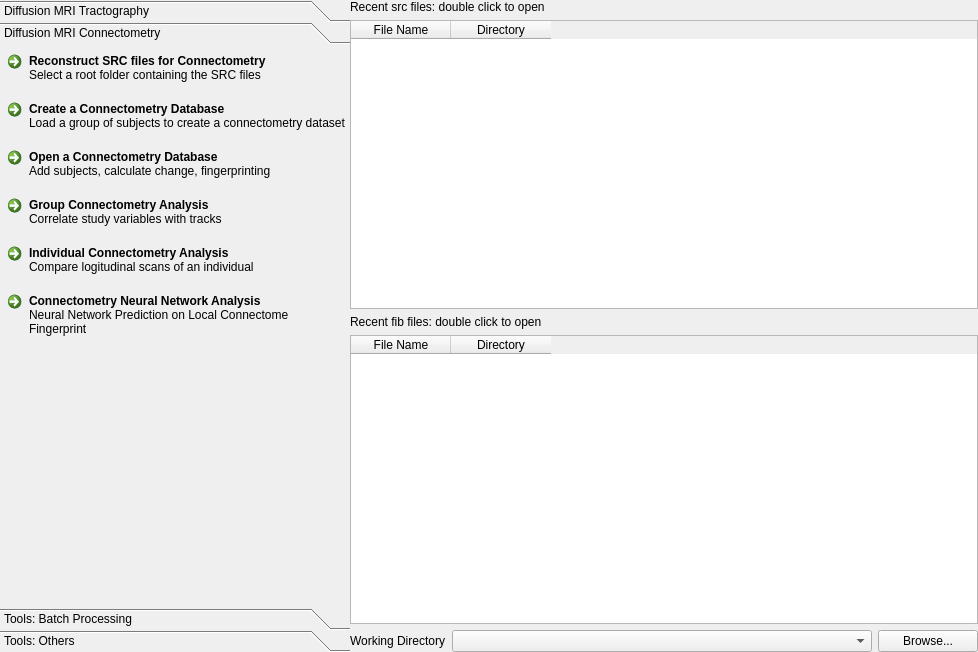
This is mainwindow.ui in frankyeh/DSI-Studio as Qt 5 draws it before an edit. The edited form follows.
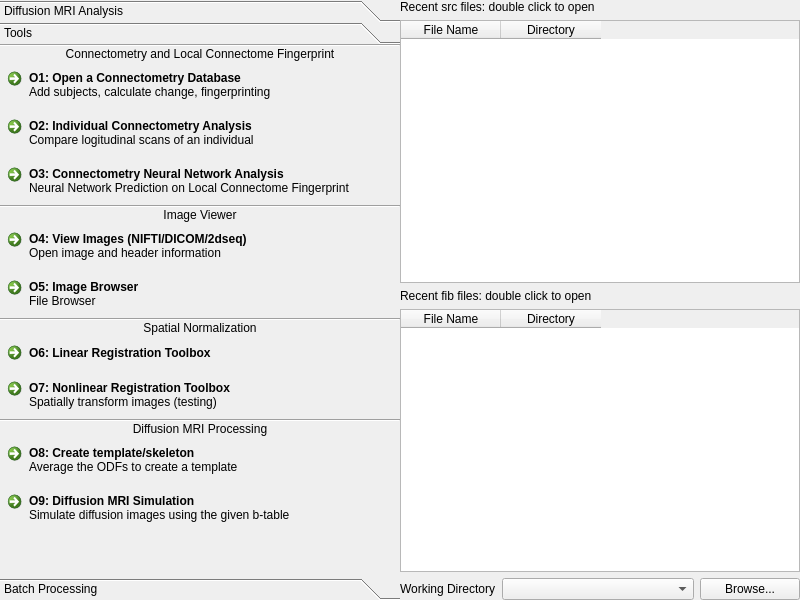
This is the edited form. The open tabs and pages were chosen to show the change. Icons and pictures are not drawn.

The edit to the form file:
```diff
--- a/mainwindow.ui
+++ b/mainwindow.ui
@@ -6,8 +6,8 @@
    <rect>
     <x>0</x>
     <y>0</y>
-    <width>978</width>
-    <height>652</height>
+    <width>800</width>
+    <height>600</height>
    </rect>
   </property>
   <property name="font">
@@ -49,7 +49,7 @@
      <widget class="QToolBox" name="toolBox">
       <property name="maximumSize">
        <size>
-        <width>350</width>
+        <width>400</width>
         <height>16777215</height>
        </size>
       </property>
@@ -69,7 +69,7 @@
         </rect>
        </property>
        <attribute name="label">
-        <string>Diffusion MRI Tractography</string>
+        <string>Diffusion MRI Analysis</string>
        </attribute>
        <layout class="QVBoxLayout" name="verticalLayout_6">
         <property name="spacing">
@@ -134,40 +134,10 @@
           </property>
          </spacer>
         </item>
-       </layout>
-      </widget>
-      <widget class="QWidget" name="page_2">
-       <property name="geometry">
-        <rect>
-         <x>0</x>
-         <y>0</y>
-         <width>350</width>
-         <height>556</height>
-        </rect>
-       </property>
-       <attribute name="label">
-        <string>Diffusion MRI Connectometry</string>
-       </attribute>
-       <layout class="QVBoxLayout" name="verticalLayout_7">
-        <property name="spacing">
-         <number>0</number>
-        </property>
-        <property name="leftMargin">
-         <number>0</number>
-        </property>
-        <property name="topMargin">
-         <number>0</number>
-        </property>
-        <property name="rightMargin">
-         <number>0</number>
-        </property>
-        <property name="bottomMargin">
-         <number>0</number>
-        </property>
         <item>
          <widget class="QCommandLinkButton" name="ReconstructSRC">
           <property name="text">
-           <string>Reconstruct SRC files for Connectometry</string>
+           <string>Step C1: Reconstruct SRC files for Connectometry</string>
           </property>
           <property name="description">
            <string>Select a root folder containing the SRC files</string>
@@ -177,27 +147,17 @@
         <item>
          <widget class="QCommandLinkButton" name="vbc">
           <property name="text">
-           <string>Create a Connectometry Database</string>
+           <string>Step C2: Create a Connectometry Database</string>
           </property>
           <property name="description">
            <string>Load a group of subjects to create a connectometry dataset</string>
           </property>
          </widget>
         </item>
-        <item>
-         <widget class="QCommandLinkButton" name="open_db">
-          <property name="text">
-           <string>Open a Connectometry Database</string>
-          </property>
-          <property name="description">
-           <string>Add subjects, calculate change, fingerprinting</string>
-          </property>
-         </widget>
-        </item>
         <item>
          <widget class="QCommandLinkButton" name="group_connectometry">
           <property name="text">
-           <string>Group Connectometry Analysis</string>
+           <string>Step C3: Group Connectometry Analysis</string>
           </property>
           <property name="description">
            <string>Correlate study variables with tracks</string>
@@ -205,9 +165,106 @@
          </widget>
         </item>
         <item>
+         <widget class="Line" name="line_3">
+          <property name="orientation">
+           <enum>Qt::Horizontal</enum>
+          </property>
+         </widget>
+        </item>
+        <item>
+         <widget class="QLabel" name="label_10">
+          <property name="text">
+           <string>Quality Control</string>
+          </property>
+          <property name="alignment">
+           <set>Qt::AlignCenter</set>
+          </property>
+         </widget>
+        </item>
+        <item>
+         <widget class="QCommandLinkButton" name="SRC_qc">
+          <property name="text">
+           <string>QC1: SRC files Quality Control</string>
+          </property>
+          <property name="description">
+           <string>Select a root directory that stores subjects SRC file and run a quality check on them</string>
+          </property>
+         </widget>
+        </item>
+        <item>
+         <spacer name="verticalSpacer_4">
+          <property name="orientation">
+           <enum>Qt::Vertical</enum>
+          </property>
+          <property name="sizeHint" stdset="0">
+           <size>
+            <width>20</width>
+            <height>40</height>
+           </size>
+          </property>
+         </spacer>
+        </item>
+       </layout>
+      </widget>
+      <widget class="QWidget" name="page_2">
+       <property name="geometry">
+        <rect>
+         <x>0</x>
+         <y>0</y>
+         <width>383</width>
+         <height>548</height>
+        </rect>
+       </property>
+       <attribute name="label">
+        <string>Tools</string>
+       </attribute>
+       <layout class="QVBoxLayout" name="verticalLayout_7">
+        <property name="spacing">
+         <number>0</number>
+        </property>
+        <property name="leftMargin">
+         <number>0</number>
+        </property>
+        <property name="topMargin">
+         <number>0</number>
+        </property>
+        <property name="rightMargin">
+         <number>0</number>
+        </property>
+        <property name="bottomMargin">
+         <number>0</number>
+        </property>
+        <item>
+         <widget class="Line" name="line">
+          <property name="orientation">
+           <enum>Qt::Horizontal</enum>
+          </property>
+         </widget>
+        </item>
+        <item>
+         <widget class="QLabel" name="label_6">
+          <property name="text">
+           <string>Connectometry and Local Connectome Fingerprint</string>
+          </property>
+          <property name="alignment">
+           <set>Qt::AlignCenter</set>
+          </property>
+         </widget>
+        </item>
+        <item>
+         <widget class="QCommandLinkButton" name="open_db">
+          <property name="text">
+           <string>O1: Open a Connectometry Database</string>
+          </property>
+          <property name="description">
+           <string>Add subjects, calculate change, fingerprinting</string>
+          </property>
+         </widget>
+        </item>
+        <item>
          <widget class="QCommandLinkButton" name="individual_connectometry">
           <property name="text">
-           <string>Individual Connectometry Analysis</string>
+           <string>O2: Individual Connectometry Analysis</string>
           </property>
           <property name="description">
            <string>Compare logitudinal scans of an individual</string>
@@ -217,13 +274,121 @@
         <item>
          <widget class="QCommandLinkButton" name="connectometry_nn">
           <property name="text">
-           <string>Connectometry Neural Network Analysis</string>
+           <string>O3: Connectometry Neural Network Analysis</string>
           </property>
           <property name="description">
            <string>Neural Network Prediction on Local Connectome Fingerprint</string>
           </property>
          </widget>
         </item>
+        <item>
+         <widget class="Line" name="line_2">
+          <property name="orientation">
+           <enum>Qt::Horizontal</enum>
+          </property>
+         </widget>
+        </item>
+        <item>
+         <widget class="QLabel" name="label_7">
+          <property name="text">
+           <string>Image Viewer</string>
+          </property>
+          <property name="alignment">
+           <set>Qt::AlignCenter</set>
+          </property>
+         </widget>
+        </item>
+        <item>
+         <widget class="QCommandLinkButton" name="view_image">
+          <property name="text">
+           <string>O4: View Images (NIFTI/DICOM/2dseq)</string>
+          </property>
+          <property name="description">
+           <string>Open image and header information</string>
+          </property>
+         </widget>
+        </item>
+        <item>
+         <widget class="QCommandLinkButton" name="bruker_browser">
+          <property name="text">
+           <string>O5: Image Browser</string>
+          </property>
+          <property name="description">
+           <string>File Browser</string>
+          </property>
+         </widget>
+        </item>
+        <item>
+         <widget class="Line" name="line_5">
+          <property name="orientation">
+           <enum>Qt::Horizontal</enum>
+          </property>
+         </widget>
+        </item>
+        <item>
+         <widget class="QLabel" name="label_8">
+          <property name="text">
+           <string>Spatial Normalization</string>
+          </property>
+          <property name="alignment">
+           <set>Qt::AlignCenter</set>
+          </property>
+         </widget>
+        </item>
+        <item>
+         <widget class="QCommandLinkButton" name="linear_reg">
+          <property name="text">
+           <string>O6: Linear Registration Toolbox</string>
+          </property>
+         </widget>
+        </item>
+        <item>
+         <widget class="QCommandLinkButton" name="nonlinear_reg">
+          <property name="text">
+           <string>O7: Nonlinear Registration Toolbox</string>
+          </property>
+          <property name="description">
+           <string>Spatially transform images (testing)</string>
+          </property>
+         </widget>
+        </item>
+        <item>
+         <widget class="Line" name="line_6">
+          <property name="orientation">
+           <enum>Qt::Horizontal</enum>
+          </property>
+         </widget>
+        </item>
+        <item>
+         <widget class="QLabel" name="label_9">
+          <property name="text">
+           <string>Diffusion MRI Processing</string>
+          </property>
+          <property name="alignment">
+           <set>Qt::AlignCenter</set>
+          </property>
+         </widget>
+        </item>
+        <item>
+         <widget class="QCommandLinkButton" name="averagefib">
+          <property name="text">
+           <string>O8: Create template/skeleton</string>
+          </property>
+          <property name="description">
+           <string>Average the ODFs to create a template</string>
+          </property>
+         </widget>
+        </item>
+        <item>
+         <widget class="QCommandLinkButton" name="simulateMRI">
+          <property name="text">
+           <string>O9: Diffusion MRI Simulation</string>
+          </property>
+          <property name="description">
+           <string>Simulate diffusion images using the given b-table</string>
+          </property>
+         </widget>
+        </item>
         <item>
          <spacer name="verticalSpacer_3">
           <property name="orientation">
@@ -249,7 +414,7 @@
         </rect>
        </property>
        <attribute name="label">
-        <string>Tools: Batch Processing</string>
+        <string>Batch Processing</string>
        </attribute>
        <layout class="QVBoxLayout" name="verticalLayout_8">
         <property name="spacing">
@@ -421,91 +586,6 @@
         </item>
        </layout>
       </widget>
-      <widget class="QWidget" name="page_4">
-       <property name="geometry">
-        <rect>
-         <x>0</x>
-         <y>0</y>
-         <width>350</width>
-         <height>556</height>
-        </rect>
-       </property>
-       <attribute name="label">
-        <string>Tools: Others</string>
-       </attribute>
-       <layout class="QVBoxLayout" name="verticalLayout">
-        <item>
-         <widget class="QCommandLinkButton" name="view_image">
-          <property name="text">
-           <string>View Images (NIFTI/DICOM/2dseq)</string>
-          </property>
-          <property name="description">
-           <string>Open image and header information</string>
-          </property>
-         </widget>
-        </item>
-        <item>
-         <widget class="QCommandLinkButton" name="simulateMRI">
-          <property name="text">
-           <string>Diffusion MRI Simulation</string>
-          </property>
-          <property name="description">
-           <string>Simulate diffusion images using the given b-table</string>
-          </property>
-         </widget>
-        </item>
-        <item>
-         <widget class="QCommandLinkButton" name="averagefib">
-          <property name="text">
-           <string>Create template/skeleton</string>
-          </property>
-          <property name="description">
-           <string>Average the ODFs to create a template or skeleton. You need to use QSDR to reconstruct src files and check &quot;output ODF&quot; in the reconstruction.</string>
-          </property>
-         </widget>
-        </item>
-        <item>
-         <widget class="QCommandLinkButton" name="bruker_browser">
-          <property name="text">
-           <string>Image Browser</string>
-          </property>
-          <property name="description">
-           <string>File Browser (testing)</string>
-          </property>
-         </widget>
-        </item>
-        <item>
-         <widget class="QCommandLinkButton" name="linear_reg">
-          <property name="text">
-           <string>Linear Registration Toolbox</string>
-          </property>
-         </widget>
-        </item>
-        <item>
-         <widget class="QCommandLinkButton" name="nonlinear_reg">
-          <property name="text">
-           <string>Nonlinear Registration Toolbox</string>
-          </property>
-          <property name="description">
-           <string>Spatially transform images (testing)</string>
-          </property>
-         </widget>
-        </item>
-        <item>
-         <spacer name="verticalSpacer">
-          <property name="orientation">
-           <enum>Qt::Vertical</enum>
-          </property>
-          <property name="sizeHint" stdset="0">
-           <size>
-            <width>20</width>
-            <height>40</height>
-           </size>
-          </property>
-         </spacer>
-        </item>
-       </layout>
-      </widget>
      </widget>
     </item>
     <item>
```
Left out of the diff: 79 changed lines with no effect on the pictures.
